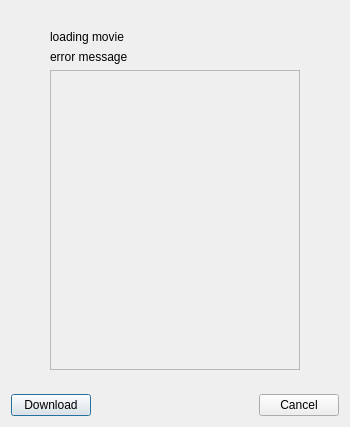
The window that ui/list-account-repos-dialog.ui (haiwen/seafile-client) describes before a commit, drawn with Qt 5.
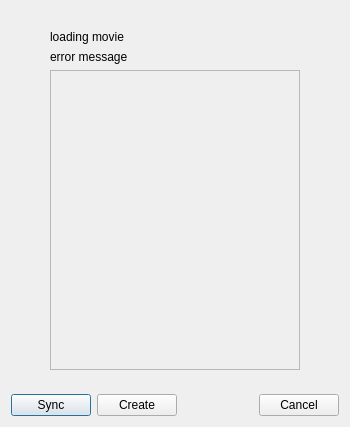
The same window after the commit.

Commit message: Add download, sync, create repo

Diff of the .ui file:
```diff
--- a/ui/list-account-repos-dialog.ui
+++ b/ui/list-account-repos-dialog.ui
@@ -140,7 +140,14 @@
      <item>
       <widget class="QPushButton" name="downloadRepoBtn">
        <property name="text">
-        <string>Download</string>
+        <string>Sync</string>
+       </property>
+      </widget>
+     </item>
+     <item>
+      <widget class="QPushButton" name="createRepoBtn">
+       <property name="text">
+        <string>Create</string>
        </property>
       </widget>
      </item>
```
Left out of the diff: 2 changed lines with no effect on the pictures. The commit also changes 20 other files.
